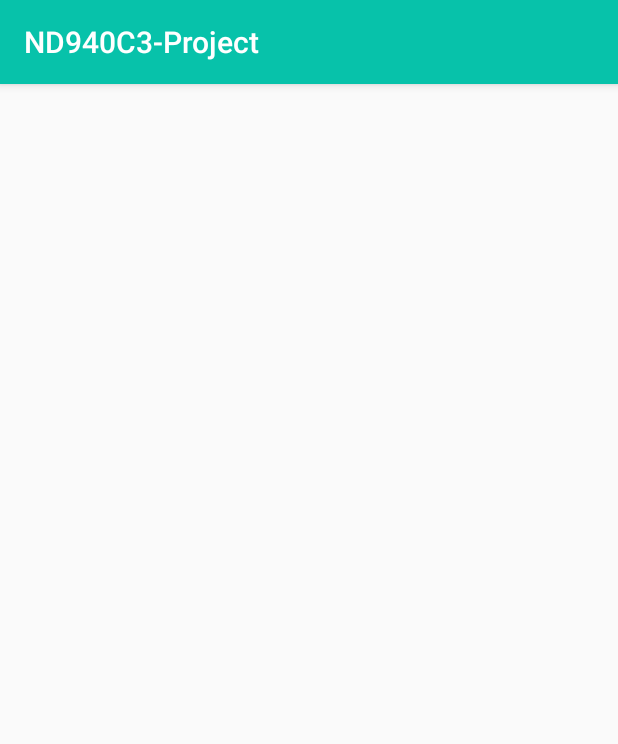
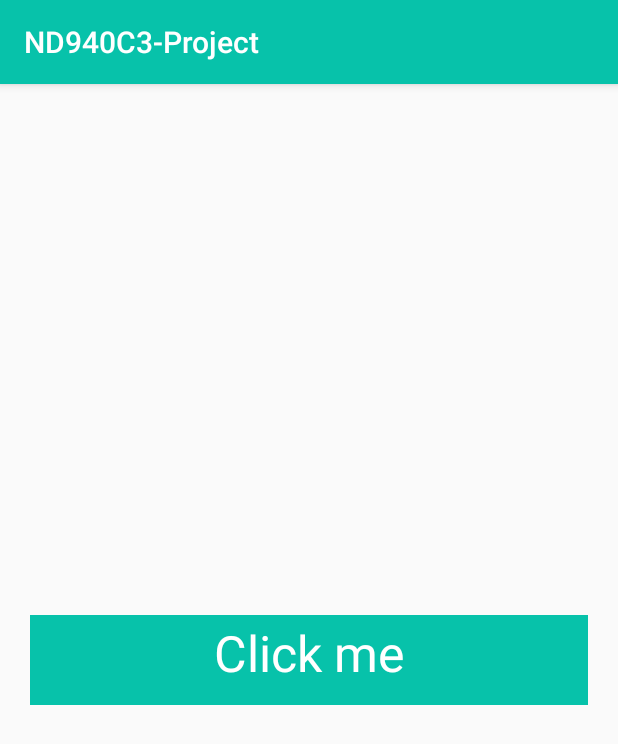
Before and after one commit to agvx124/Load_App, an Android app: the screen it shows after launch (MainActivity), after a tap on an icon or button, on a phone screen of 412 x 824 dp. Shown: the top 744 px of the screen. Run offline under Robolectric (Android 15) with nearby library versions, the phone set to English and light mode, and no system bars.

Commit message:
[ADD] Custom Loading Button View

```diff
--- a/app/build.gradle
+++ b/app/build.gradle
@@ -20,6 +20,14 @@ android {
             proguardFiles getDefaultProguardFile('proguard-android-optimize.txt'), 'proguard-rules.pro'
         }
     }
+
+    compileOptions {
+        sourceCompatibility JavaVersion.VERSION_1_8
+        targetCompatibility JavaVersion.VERSION_1_8
+    }
+    kotlinOptions {
+        jvmTarget = JavaVersion.VERSION_1_8.toString()
+    }
 }
 
 dependencies {
--- a/app/src/main/AndroidManifest.xml
+++ b/app/src/main/AndroidManifest.xml
@@ -1,6 +1,8 @@
 <?xml version="1.0" encoding="utf-8"?>
 <manifest xmlns:android="http://schemas.android.com/apk/res/android"
     package="com.udacity">
+
+    <uses-permission android:name="android.permission.INTERNET"></uses-permission>
 
     <application
         android:allowBackup="true"
--- a/app/src/main/java/com/udacity/LoadingButton.kt
+++ b/app/src/main/java/com/udacity/LoadingButton.kt
@@ -3,31 +3,120 @@ package com.udacity
 import android.animation.ValueAnimator
 import android.content.Context
 import android.graphics.Canvas
+import android.graphics.Paint
+import android.graphics.RectF
+import android.graphics.Typeface
 import android.util.AttributeSet
 import android.view.View
+import androidx.core.content.withStyledAttributes
+import com.udacity.R
 import kotlin.properties.Delegates
 
 class LoadingButton @JvmOverloads constructor(
     context: Context, attrs: AttributeSet? = null, defStyleAttr: Int = 0
 ) : View(context, attrs, defStyleAttr) {
+    private var textSize = 0F
+    private var textColor = 0
+    private var circleColor = 0
+    private var fanFirstColor = 0
+    private var fanLoadingColor = 0
+    private var buttonColor = 0
     private var widthSize = 0
     private var heightSize = 0
+    private var width = 0F
+    private var withAngle = 0F
+    private var txtButtonLabel = ""
 
-    private val valueAnimator = ValueAnimator()
+    private val paint = Paint()
+    private val paintText = Paint(Paint.ANTI_ALIAS_FLAG).apply {
+        style = Paint.Style.FILL
+        textAlign = Paint.Align.CENTER
+        typeface = Typeface.create( Typeface.DEFAULT, Typeface.NORMAL)
+    }
+
+    private var valueAnimator = ValueAnimator()
 
     private var buttonState: ButtonState by Delegates.observable<ButtonState>(ButtonState.Completed) { p, old, new ->
+        when(new) {
+            ButtonState.Loading -> {
+                txtButtonLabel = context.getString(R.string.button_loading)
 
+                valueAnimator = ValueAnimator.ofFloat(0F, measuredWidth.toFloat()).apply {
+                    duration = 1600
+
+                    addUpdateListener { animation ->
+                        width = animation.animatedValue as Float
+                        withAngle = animation.animatedValue as Float
+                        buttonColor = fanLoadingColor
+                        invalidate()
+                    }
+                    start()
+                }
+            }
+            ButtonState.Clicked -> {
+                txtButtonLabel = context.getString(R.string.button_name)
+            }
+            ButtonState.Completed -> {
+                txtButtonLabel = context.getString(R.string.button_name)
+                valueAnimator.removeAllListeners()
+                valueAnimator.end()
+
+                invalidate()
+
+                buttonColor = fanFirstColor
+                withAngle = 0f
+            }
+        }
     }
 
 
     init {
+        isClickable = true
 
+        context.withStyledAttributes(attrs, R.styleable.LoadingButton) {
+            fanFirstColor = getColor(R.styleable.LoadingButton_fanColor1, 0)
+            fanLoadingColor = getColor(R.styleable.LoadingButton_fanColor2, 0)
+            textColor = getColor(R.styleable.LoadingButton_textColor, 0)
+            circleColor = getColor(R.styleable.LoadingButton_circleColor, 0)
+            textSize = getFloat(R.styleable.LoadingButton_textSize, 0F)
+        }
     }
 
 
     override fun onDraw(canvas: Canvas?) {
         super.onDraw(canvas)
 
+        canvas?.drawColor(fanFirstColor)
+        paint.color = buttonColor
+        canvas?.drawRect(
+                0f,
+                0f,
+                width,
+                measuredHeight.toFloat(),
+                paint
+        )
+
+        paintText.color = textColor
+        paintText.textSize = textSize
+        val textHeight: Float = paint.descent() - paintText.ascent()
+        val textOffset: Float = textHeight / 2 - paintText.descent()
+        canvas?.drawText(
+                txtButtonLabel,
+                (widthSize / 2).toFloat(),
+                heightSize.toFloat() / 2 + textOffset,
+                paintText
+        )
+
+        paint.color = circleColor
+        canvas?.drawArc(
+                740f,
+                30f,
+                850f,
+                130f,
+                10f,
+                withAngle,
+                true,
+                paint)
     }
 
     override fun onMeasure(widthMeasureSpec: Int, heightMeasureSpec: Int) {
@@ -43,4 +132,15 @@ class LoadingButton @JvmOverloads constructor(
         setMeasuredDimension(w, h)
     }
 
+    override fun performClick(): Boolean {
+        if (super.performClick()) return true
+
+        invalidate()
+        return true
+    }
+
+
+    fun setBtnState(state: ButtonState) {
+        buttonState = state
+    }
 }
--- a/app/src/main/java/com/udacity/MainActivity.kt
+++ b/app/src/main/java/com/udacity/MainActivity.kt
@@ -30,8 +30,11 @@ class MainActivity : AppCompatActivity() {
 
         registerReceiver(receiver, IntentFilter(DownloadManager.ACTION_DOWNLOAD_COMPLETE))
 
+        // TEST
+        custom_button.setBtnState(ButtonState.Loading)
         custom_button.setOnClickListener {
-            download()
+            custom_button.setBtnState(ButtonState.Clicked)
+//            download()
         }
     }
 
--- /dev/null
+++ b/app/src/main/java/com/udacity/utils/NotificationUtils.kt
@@ -0,0 +1,31 @@
+package com.udacity.utils
+
+import android.app.NotificationManager
+import android.app.PendingIntent
+import android.content.Context
+import androidx.core.app.NotificationCompat
+import com.udacity.R
+
+
+const val NOTIFICATION_ID = 0
+
+fun NotificationManager.sendNotification(
+        messageBody: String,
+        applicationContext: Context,
+        contentPendingIntent: PendingIntent
+) {
+
+    val builder = NotificationCompat.Builder(
+            applicationContext,
+            applicationContext.getString(R.string.notification_channel_id)
+    )
+            .setSmallIcon(R.drawable.ic_assistant_black_24dp)
+            .setContentTitle(applicationContext
+                    .getString(R.string.notification_title))
+            .setContentText(messageBody)
+            .setContentIntent(contentPendingIntent)
+            .setAutoCancel(true)
+
+    notify(NOTIFICATION_ID, builder.build())
+
+}
--- a/app/src/main/res/layout/content_main.xml
+++ b/app/src/main/res/layout/content_main.xml
@@ -1,5 +1,6 @@
 <?xml version="1.0" encoding="utf-8"?>
-<androidx.constraintlayout.widget.ConstraintLayout xmlns:android="http://schemas.android.com/apk/res/android"
+<androidx.constraintlayout.widget.ConstraintLayout
+    xmlns:android="http://schemas.android.com/apk/res/android"
     xmlns:app="http://schemas.android.com/apk/res-auto"
     xmlns:tools="http://schemas.android.com/tools"
     android:id="@+id/main_layout"
@@ -12,10 +13,15 @@
     <com.udacity.LoadingButton
         android:id="@+id/custom_button"
         android:layout_width="0dp"
+        android:layout_height="60dp"
+        android:layout_margin="20dp"
+        app:fanColor1="@color/colorPrimary"
+        app:fanColor2="@color/colorPrimaryDark"
+        app:textColor="@color/white"
+        app:circleColor="@color/colorAccent"
+        app:textSize="50"
         app:layout_constraintStart_toStartOf="parent"
         app:layout_constraintEnd_toEndOf="parent"
-        android:layout_height="60dp"
-        android:layout_margin="20dp"
         app:layout_constraintBottom_toBottomOf="parent"
         app:layout_constraintTop_toTopOf="parent" />
 
--- a/app/src/main/res/values/attrs.xml
+++ b/app/src/main/res/values/attrs.xml
@@ -1,6 +1,11 @@
 <?xml version="1.0" encoding="utf-8"?>
 <resources>
     <declare-styleable name="LoadingButton">
-<!--   TODO: create custom attributes for the view-->
+        <attr name="fanColor1" format="color" />
+        <attr name="fanColor2" format="color" />
+        <attr name="textColor" format="color" />
+        <attr name="textSize" format="float" />
+        <attr name="textLoading" format="color" />
+        <attr name="circleColor" format="color" />
     </declare-styleable>
 </resources>
--- a/app/src/main/res/values/strings.xml
+++ b/app/src/main/res/values/strings.xml
@@ -7,6 +7,7 @@
     <string name="notification_title">Udacity: Android Kotlin Nanodegree </string>
     <string name="notification_description">The Project 3 repository is downloaded</string>
     <string name="notification_button">See changes</string>
+    <string name="notification_channel_id">channel</string>
 
     <string name="button_name">Click me</string>
     <string name="button_loading">We are loading </string>
```
